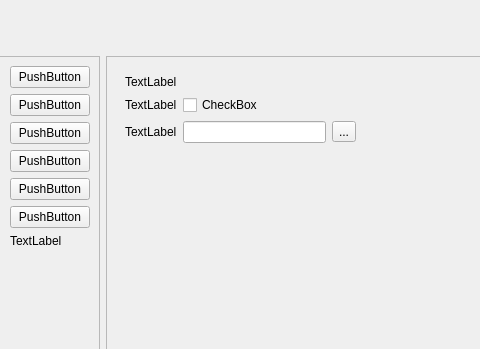
Qt form mainwidget.ui (iamsaywhat/cutecom-terminal) before a commit; both pictures show x 274 to 754 and y 0 to 349 of the 926 by 666 pixel window.
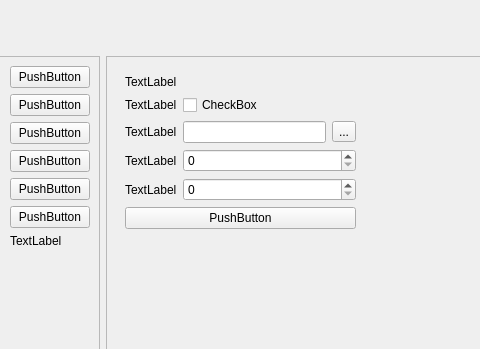
The same form after that commit.

Patch:
```diff
--- a/mainwidget.ui
+++ b/mainwidget.ui
@@ -1035,7 +1035,14 @@
                         </property>
                        </widget>
                       </item>
-                      <item row="3" column="0">
+                      <item row="4" column="0">
+                       <widget class="QLabel" name="labelLogColomnSize">
+                        <property name="text">
+                         <string>TextLabel</string>
+                        </property>
+                       </widget>
+                      </item>
+                      <item row="6" column="0">
                        <spacer name="verticalSpacer_9">
                         <property name="orientation">
                          <enum>Qt::Vertical</enum>
@@ -1043,7 +1050,7 @@
                         <property name="sizeHint" stdset="0">
                          <size>
                           <width>20</width>
-                          <height>471</height>
+                          <height>390</height>
                          </size>
                         </property>
                        </spacer>
@@ -1069,9 +1076,29 @@
                         </property>
                        </widget>
                       </item>
+                      <item row="3" column="0">
+                       <widget class="QLabel" name="labelLogSpace">
+                        <property name="text">
+                         <string>TextLabel</string>
+                        </property>
+                       </widget>
+                      </item>
                       <item row="2" column="1">
                        <widget class="QLineEdit" name="lineEditLogPath"/>
                       </item>
+                      <item row="5" column="0" colspan="3">
+                       <widget class="QPushButton" name="buttonLogApply">
+                        <property name="text">
+                         <string>PushButton</string>
+                        </property>
+                       </widget>
+                      </item>
+                      <item row="3" column="1" colspan="2">
+                       <widget class="QSpinBox" name="spinBoxLogSpace"/>
+                      </item>
+                      <item row="4" column="1" colspan="2">
+                       <widget class="QSpinBox" name="spinBoxLogColumnSize"/>
+                      </item>
                      </layout>
                     </widget>
                    </widget>
```
